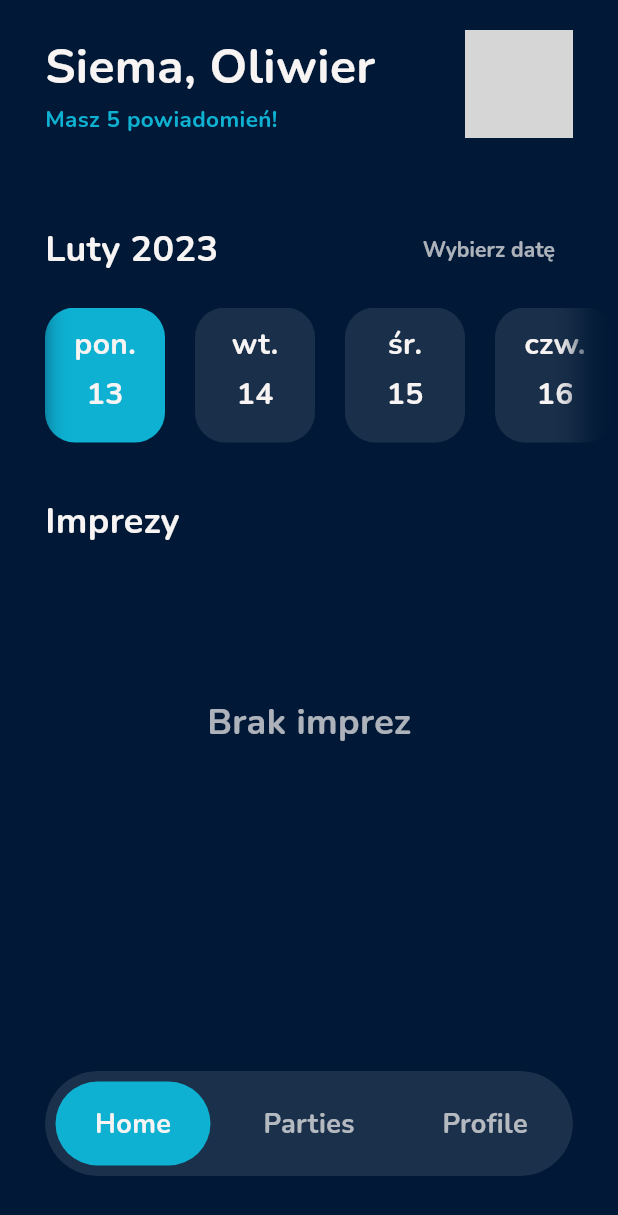
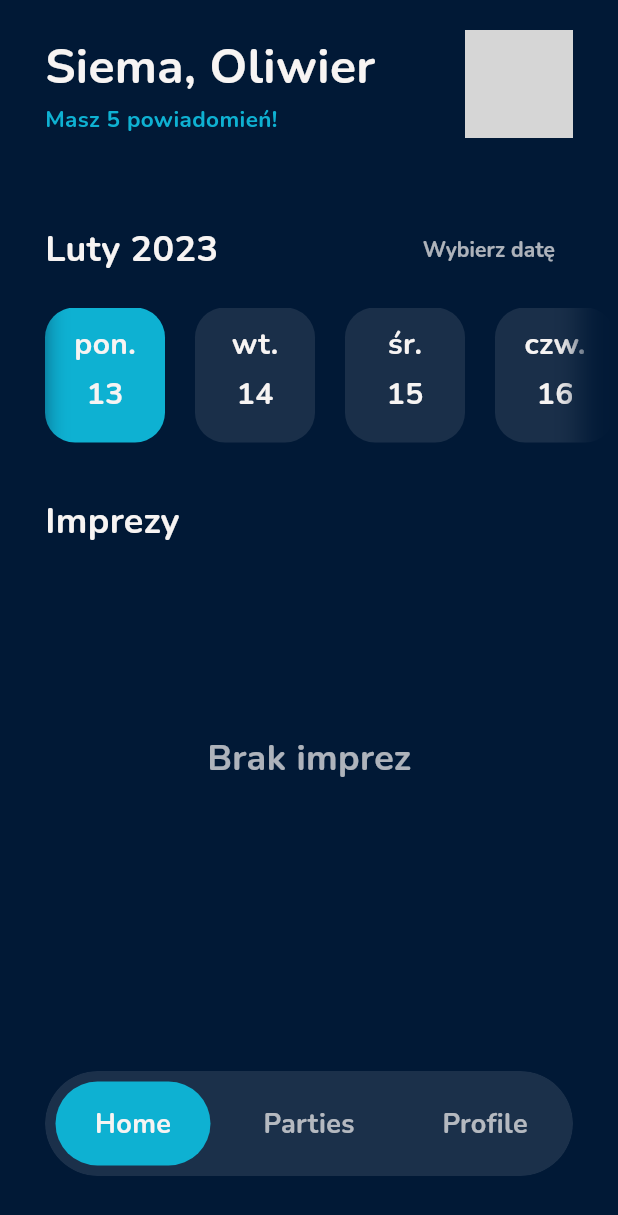
Before and after one commit to bruh-squad/drinkify, a Flutter app: the screen it shows after launch, on a phone screen of 412 x 824 dp. Shown: the top 1215 px of the screen. Run offline on Flutter 3.47's test engine with Material 2 defaults, Android fonts, the phone set to English and light mode, and no system bars; our stand-ins replace flutter_dotenv, flutter_map, geolocator, go_router, latlong2; missing offline and left inert: map_launcher, onesignal_flutter; network calls fail; grey boxes are pictures that could not be loaded.

Commit message:
Small fixes

```diff
--- a/lib/api/directions.dart
+++ b/lib/api/directions.dart
@@ -5,9 +5,9 @@ import 'package:flutter_dotenv/flutter_dotenv.dart';
 
 // ignore: unused_element
 Future<Position> _getCurrentLocation() async {
-  bool serviceEnabled = await Geolocator.isLocationServiceEnabled();
+  bool isServiceEnabled = await Geolocator.isLocationServiceEnabled();
 
-  if (!serviceEnabled) return Future.error('Location service are disabled');
+  if (!isServiceEnabled) return Future.error('Location service are disabled');
 
   LocationPermission permission = await Geolocator.checkPermission();
   if (permission == LocationPermission.denied) {
--- a/lib/routes/selected_party_page.dart
+++ b/lib/routes/selected_party_page.dart
@@ -137,7 +137,7 @@ class _SelectedPartyPage extends State<SelectedPartyPage> {
                         TileLayer(
                           urlTemplate:
                               "https://tile.openstreetmap.org/{z}/{x}/{y}.png",
-                          userAgentPackageName: "app.example.drinkify",
+                          userAgentPackageName: "app.drinkify",
                         ),
                         MarkerLayer(
                           markers: [
--- a/lib/utils/router.dart
+++ b/lib/utils/router.dart
@@ -1,6 +1,7 @@
 import 'package:flutter/material.dart';
 import 'package:go_router/go_router.dart';
 
+import '../routes/login_page.dart' show LoginPage;
 import '../routes/home_page.dart';
 import '../routes/parties_page.dart';
 import '../routes/profile_page.dart';
@@ -61,6 +62,15 @@ GoRouter router = GoRouter(
         );
       },
     ),
+    GoRoute(
+      path: "/login",
+      pageBuilder: (context, state) {
+        return pageTransition(
+          state: state,
+          childWidget: const LoginPage(),
+        );
+      },
+    ),
   ],
 );
 
--- a/lib/utils/theming.dart
+++ b/lib/utils/theming.dart
@@ -4,7 +4,7 @@ class Theming {
   Theming._();
 
   static const Color primaryColor = Color(0xFF0EB1D2);
-  static const Color bgColorLight = Color(0xFF002859);
+  static const Color bgColorLight = Color(0xFF004497);
   static const Color bgColor = Color(0xFF011936);
   static const Color whiteTone = Color(0xFFF7F4F3);
 }
@@ -79,4 +79,16 @@ class Styles {
     color: Theming.whiteTone,
     fontWeight: FontWeight.bold,
   );
+
+  static final loginFormHintText = TextStyle(
+    fontWeight: FontWeight.bold,
+    color: Theming.whiteTone.withOpacity(0.7),
+    fontSize: 16,
+  );
+
+  static const buttonText = TextStyle(
+    fontWeight: FontWeight.bold,
+    color: Theming.bgColor,
+    fontSize: 18,
+  );
 }
--- a/lib/widgets/homepage/party_list.dart
+++ b/lib/widgets/homepage/party_list.dart
@@ -15,11 +15,21 @@ class PartyList extends StatelessWidget {
           "Imprezy",
           style: Styles.categoryText,
         ),
-        const SizedBox(height: 100),
-        Center(
-          child: Text(
-            "Brak imprez",
-            style: Styles.emptyListText,
+        //Display if there are no parties
+        AspectRatio(
+          aspectRatio: 1 / 1,
+          child: Center(
+            child: Padding(
+              padding: const EdgeInsets.only(
+                bottom: 70, //NavBar height to make the Text look more centered
+              ),
+              child: SizedBox(
+                child: Text(
+                  "Brak imprez",
+                  style: Styles.emptyListText,
+                ),
+              ),
+            ),
           ),
         ),
       ],
```
Also changed, not shown: lib/routes/login_page.dart (added, +25 -0 lines), lib/widgets/loginpage/app_intro.dart (added, +14 -0 lines), lib/widgets/loginpage/login_form.dart (added, +136 -0 lines), lib/widgets/loginpage/register_form.dart (added), pubspec.lock, 6 other files.
